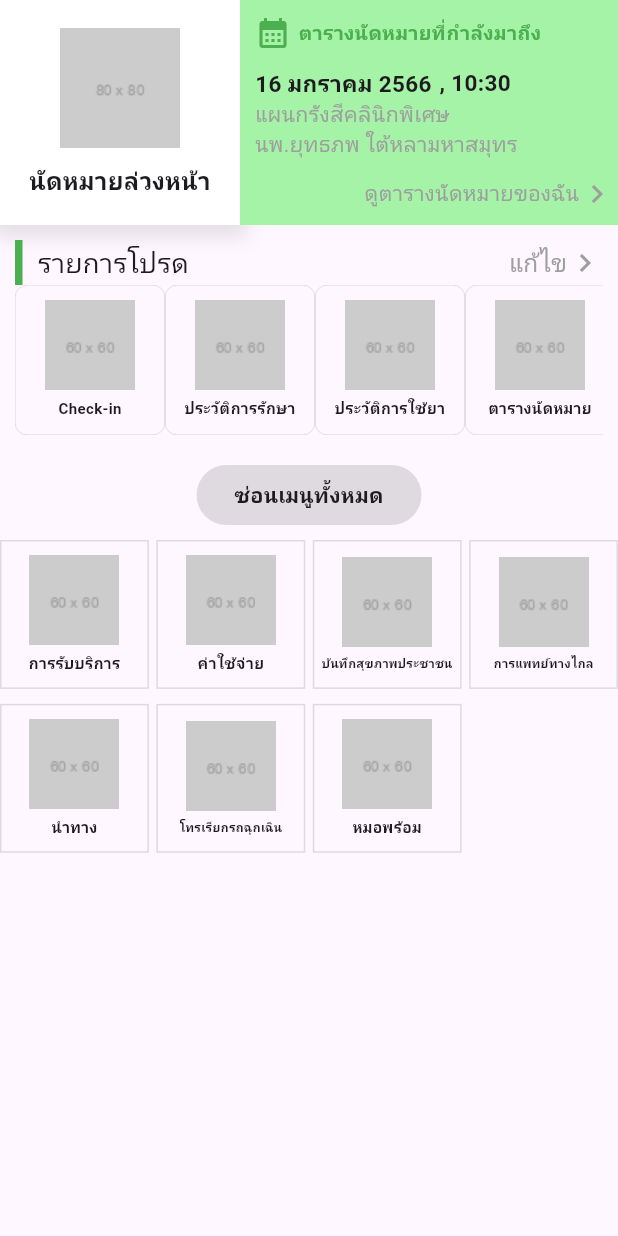
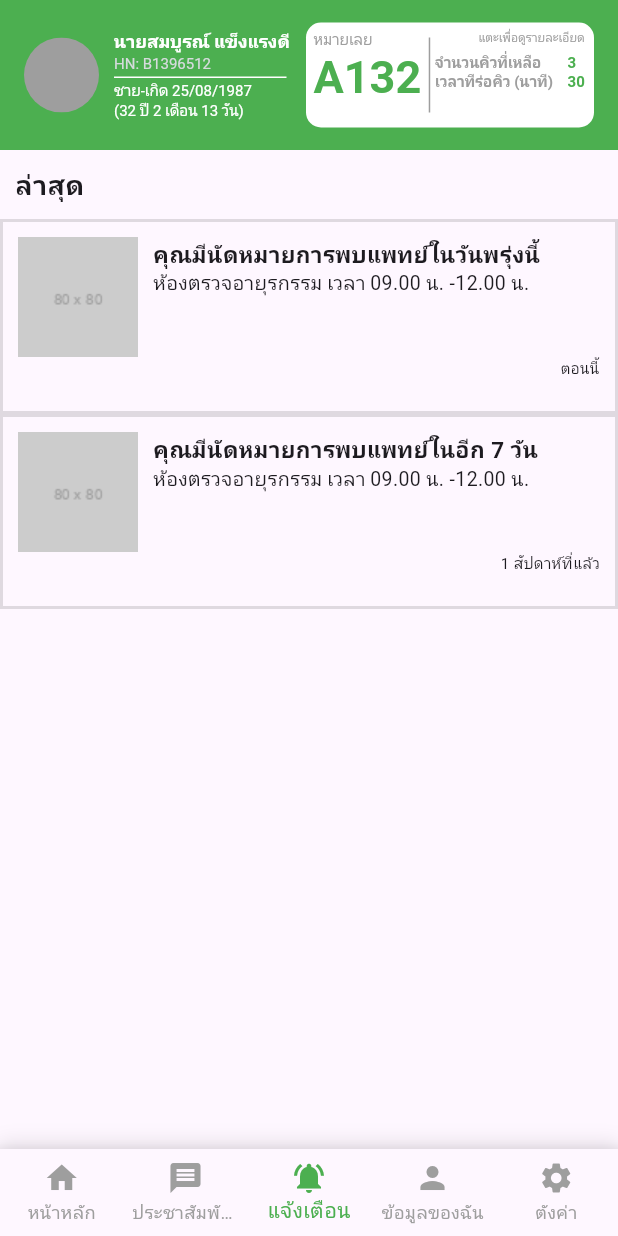
Before and after one commit to Flukekub201/DoctorApp, a Flutter app: the HomPage widget shown alone on an empty page, opened directly, after a tap on "นัดหมายล่วงหน้า", on a phone screen of 412 x 824 dp. Run offline on Flutter 3.47's test engine with Material 3 defaults, Android fonts, the phone set to English and light mode, and no system bars.

Commit message:
appointment_page

```diff
--- /dev/null
+++ b/doctor_app/lib/Page/appointment_page.dart
@@ -0,0 +1,228 @@
+import 'package:flutter/cupertino.dart';
+import 'package:flutter/material.dart';
+import 'package:flutter/widgets.dart';
+
+import '../models/data_model.dart';
+
+class AppointmentPage extends StatefulWidget {
+  const AppointmentPage({super.key});
+
+  @override
+  State<AppointmentPage> createState() => _AppointmentPageState();
+}
+
+class _AppointmentPageState extends State<AppointmentPage> {
+  @override
+  Widget build(BuildContext context) {
+    return Column(
+      children: [
+        Container(
+          width: double.infinity,
+          margin: const EdgeInsets.all(10),
+          child: const Text(
+            'ล่าสุด',
+            style: TextStyle(fontSize: 18, fontWeight: FontWeight.bold),
+          ),
+        ),
+        Expanded(
+          child: ListView.builder(
+            itemCount: appointments.length,
+            itemBuilder: (context, index) {
+              final appointment = appointments[index];
+              return InkWell(
+                onTap: () {
+                  showDialog(
+                    context: context,
+                    builder: (BuildContext context) {
+                      return popup(appointment);
+                    },
+                  );
+                },
+                child: Container(
+                  width: double.infinity,
+                  height: 130,
+                  decoration: BoxDecoration(
+                    border: Border.all(color: Colors.black12, width: 2),
+                  ),
+                  child: Container(
+                    padding: const EdgeInsets.all(10),
+                    height: 130,
+                    child: Column(
+                      children: [
+                        Row(
+                          crossAxisAlignment: CrossAxisAlignment.start,
+                          children: [
+                            Image.asset('assets/img/80.png'),
+                            const SizedBox(width: 10),
+                            Column(
+                              crossAxisAlignment: CrossAxisAlignment.start,
+                              children: [
+                                Text(
+                                  appointment.title,
+                                  style: const TextStyle(
+                                      fontSize: 15,
+                                      fontWeight: FontWeight.bold),
+                                ),
+                                Row(
+                                  crossAxisAlignment: CrossAxisAlignment.center,
+                                  children: [
+                                    Text(
+                                      appointment.room,
+                                      style: const TextStyle(
+                                        fontSize: 13,
+                                      ),
+                                    ),
+                                    const SizedBox(width: 3),
+                                    const Text(
+                                      'เวลา',
+                                      style: TextStyle(
+                                        fontSize: 13,
+                                      ),
+                                    ),
+                                    const SizedBox(width: 3),
+                                    Text(
+                                      appointment.time,
+                                      style: const TextStyle(
+                                        fontSize: 13,
+                                      ),
+                                    ),
+                                  ],
+                                ),
+                              ],
+                            )
+                          ],
+                        ),
+                        Row(
+                          mainAxisAlignment: MainAxisAlignment.end,
+                          children: [
+                            Text(
+                              appointment.period,
+                              style: const TextStyle(fontSize: 10),
+                            )
+                          ],
+                        )
+                      ],
+                    ),
+                  ),
+                ),
+              );
+            },
+          ),
+        ),
+      ],
+    );
+  }
+
+  Widget popup(Appointment appointment) {
+    return AlertDialog(
+      backgroundColor: Colors.white,
+      title: Center(
+          child: Column(
+        children: [
+          const Text(
+            'รายละเอียดนัดหมาย',
+            style: TextStyle(fontWeight: FontWeight.bold),
+          ),
+          const SizedBox(height: 8),
+          Container(
+            width: 250,
+            height: 2,
+            color: Colors.grey,
+          ),
+        ],
+      )),
+      content: Row(
+        mainAxisAlignment: MainAxisAlignment.center,
+        children: [
+          const Column(
+            mainAxisSize: MainAxisSize.min,
+            crossAxisAlignment: CrossAxisAlignment.end,
+            children: [
+              Row(
+                children: [
+                  Text('ประเภทการตรวจ: '),
+                ],
+              ),
+              SizedBox(height: 10),
+              Row(
+                children: [
+                  Text('แพทย์: '),
+                ],
+              ),
+              SizedBox(height: 10),
+              Row(
+                children: [
+                  Text('ห้องตรวจ: '),
+                ],
+              ),
+              SizedBox(height: 10),
+              Row(
+                children: [
+                  Text('เวลานัดหมาย: '),
+                ],
+              ),
+              SizedBox(height: 10),
+              Row(
+                children: [
+                  Text('วันที่นัดหมาย: '),
+                ],
+              ),
+            ],
+          ),
+          Column(
+            mainAxisSize: MainAxisSize.min,
+            crossAxisAlignment: CrossAxisAlignment.start,
+            children: [
+              Row(
+                children: [
+                  Text(appointment.examType),
+                ],
+              ),
+              const SizedBox(height: 10),
+              Row(
+                children: [
+                  Text(appointment.doctor),
+                ],
+              ),
+              const SizedBox(height: 10),
+              Row(
+                children: [
+                  Text(appointment.room),
+                ],
+              ),
+              const SizedBox(height: 10),
+              Row(
+                children: [
+                  Text(appointment.time),
+                ],
+              ),
+              const SizedBox(height: 10),
+              Row(
+                children: [
+                  Text(appointment.date),
+                ],
+              ),
+            ],
+          ),
+        ],
+      ),
+      actions: [
+        Center(
+          child: InkWell(
+            onTap: () {
+              Navigator.pop(context);
+            },
+            child: Container(
+              width: 100,
+              height: 30,
+              decoration: BoxDecoration(
+                  borderRadius: BorderRadius.circular(20),
+                  border: Border.all(color: Colors.black12, width: 2)),
+              child: Center(child: const Text('ปิด')),
+            ),
+          ),
+        ),
+      ],
+    );
+  }
+}
--- a/doctor_app/lib/Page/home_page.dart
+++ b/doctor_app/lib/Page/home_page.dart
@@ -3,6 +3,7 @@ import 'package:flutter/material.dart';
 import 'package:flutter/widgets.dart';
 
 import '../models/data_model.dart';
+import 'main_page.dart';
 
 class HomPage extends StatefulWidget {
   const HomPage({super.key});
@@ -51,7 +52,12 @@ class _HomPageState extends State<HomPage> {
               children: [
                 InkWell(
                   onTap: () {
-                    print('นัดหมายล่วงหน้า');
+                    Navigator.push(
+                      context,
+                      MaterialPageRoute(
+                        builder: (context) => MainPage(selectedIndex: 2),
+                      ),
+                    );
                   },
                   child: Container(
                     width: 160,
@@ -196,8 +202,18 @@ class _HomPageState extends State<HomPage> {
                         child: Container(
                           width: 60,
                           height: 60,
-                          color: Colors.black12,
-                          child: const Icon(Icons.add, size: 50),
+                          decoration: BoxDecoration(
+                            borderRadius: BorderRadius.circular(30),
+                            border: Border.all(
+                              color: Colors.black26,
+                              width: 1,
+                            ),
+                          ),
+                          child: const Icon(
+                            Icons.add,
+                            size: 30,
+                            color: Colors.black12,
+                          ),
                         ),
                       ),
                     ),
@@ -249,13 +265,17 @@ class _HomPageState extends State<HomPage> {
         height: 40,
         width: 150,
         decoration: BoxDecoration(
-          color: Colors.black12,
           borderRadius: BorderRadius.circular(20),
+          border: Border.all(
+            color: Colors.black26,
+            width: 2,
+          ),
         ),
         child: Center(
           child: Text(
             _isVisibleFavoriteList ? "ซ่อนเมนูทั้งหมด" : "แสดงเมนูโปรดอีกครั้ง",
-            style: const TextStyle(fontWeight: FontWeight.bold),
+            style: const TextStyle(
+                color: Colors.black12, fontWeight: FontWeight.bold),
           ),
         ),
       ),
--- a/doctor_app/lib/Page/main_page.dart
+++ b/doctor_app/lib/Page/main_page.dart
@@ -1,23 +1,40 @@
 import 'package:doctor_app/Page/home_page.dart';
 import 'package:doctor_app/widgets/custom_app_bar.dart';
-import 'package:flutter/cupertino.dart';
 import 'package:flutter/material.dart';
-
 import '../widgets/custom_navigation_bar.dart';
+import 'appointment_page.dart';
 
 class MainPage extends StatefulWidget {
-  const MainPage({super.key});
+  final int selectedIndex;
+
+  const MainPage({super.key, this.selectedIndex = 0});
 
   @override
   State<MainPage> createState() => _MainPageState();
 }
 
 class _MainPageState extends State<MainPage> {
-  int _selectedIndex = 0;
+  late int _selectedIndex;
 
   final List<Widget> _pages = [
-    HomPage(),
+    const HomPage(),
+    const Center(
+      child: Text('ประชาสัมพันธ์'),
+    ),
+    const AppointmentPage(),
+    const Center(
+      child: Text('ข้อมูลของฉัน'),
+    ),
+    const Center(
+      child: Text('ตั้งค่า'),
+    ),
   ];
+
+  @override
+  void initState() {
+    super.initState();
+    _selectedIndex = widget.selectedIndex;
+  }
 
   void _onItemTapped(int index) {
     setState(() {
--- a/doctor_app/lib/models/data_model.dart
+++ b/doctor_app/lib/models/data_model.dart
@@ -27,3 +27,46 @@ List<MenuItemData> menuItems = [
   MenuItemData(title: 'โทรเรียกรถฉุกเฉิน', image: 'assets/img/60.png'),
   MenuItemData(title: 'หมอพร้อม', image: 'assets/img/60.png'),
 ];
+
+class Appointment {
+  String title;
+  String room;
+  String time;
+  String period;
+  String doctor;
+  String examType;
+  String note;
+  String date;
+
+  Appointment({
+    required this.title,
+    required this.room,
+    required this.time,
+    required this.period,
+    required this.doctor,
+    required this.examType,
+    required this.note,
+    required this.date,
+  });
+}
+
+List<Appointment> appointments = [
+  Appointment(
+      title: 'คุณมีนัดหมายการพบแพทย์ในวันพรุ่งนี้',
+      room: 'ห้องตรวจอายุรกรรม',
+      time: '09.00 น. -12.00 น.',
+      period: 'ตอนนี้',
+      doctor: 'นพ. สมชาย ใจดี',
+      examType: 'ตรวจโรคทั่วไป',
+      note: 'ไม่มี',
+      date: '04/05/2024'),
+  Appointment(
+      title: 'คุณมีนัดหมายการพบแพทย์ในอีก 7 วัน',
+      room: 'ห้องตรวจอายุรกรรม',
+      time: '09.00 น. -12.00 น.',
+      period: '1 สัปดาห์ที่แล้ว',
+      doctor: 'นพ. สุดยอด เฮงดี',
+      examType: 'ตรวจสุขภาพประจำปี',
+      note: 'กรุณานำเอกสารประวัติการรักษามาด้วย',
+      date: '28/04/2024'),
+];
```
